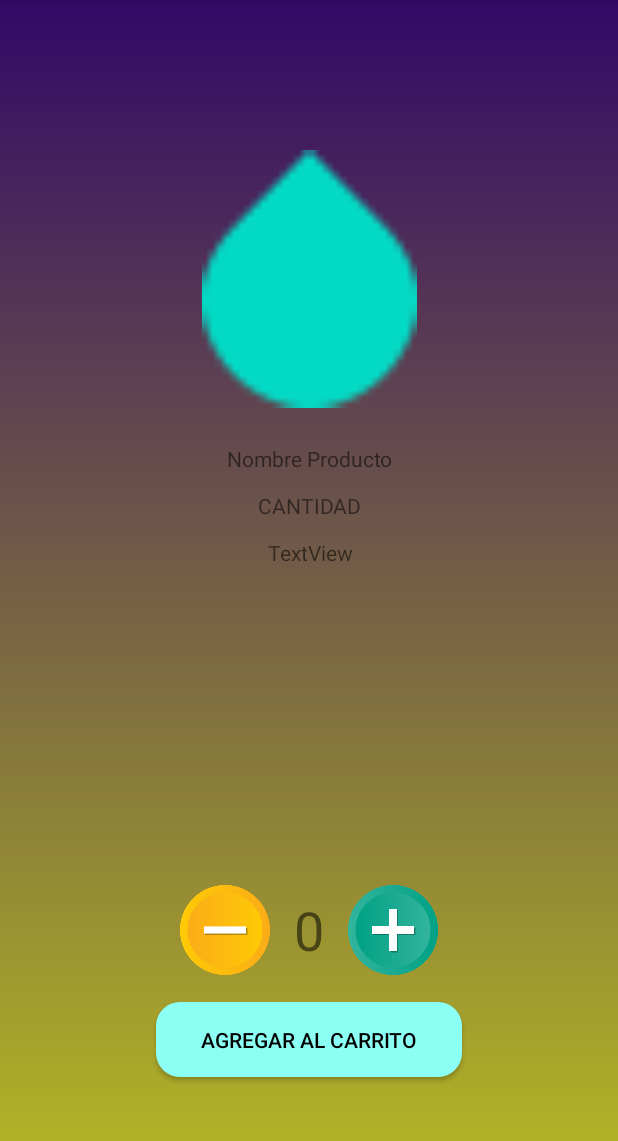
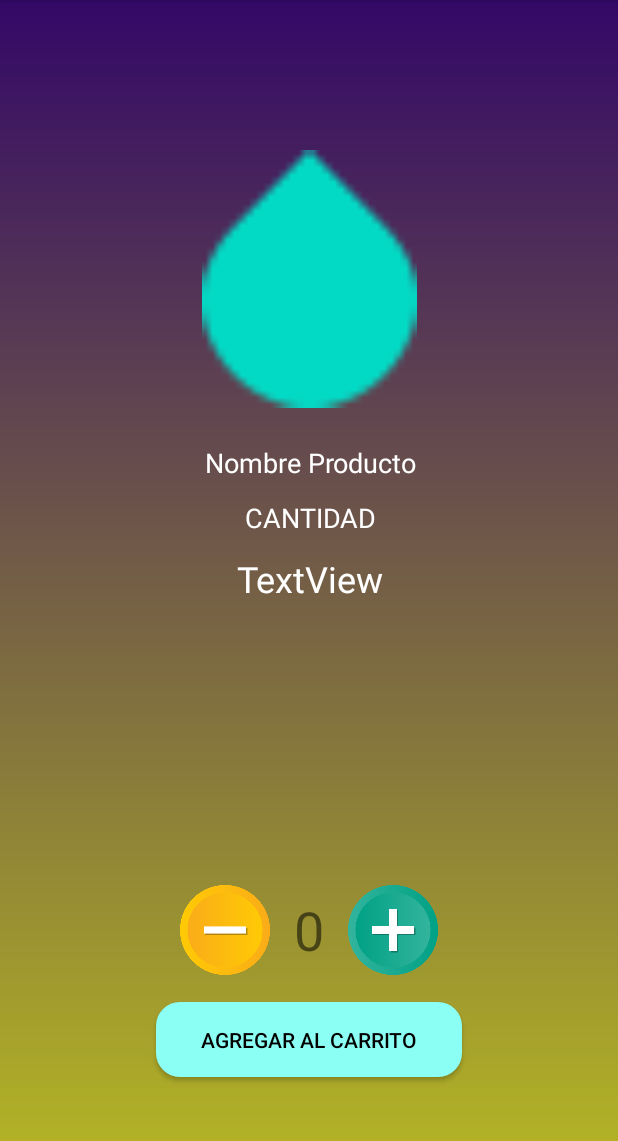
Before and after one commit to Bayola/VengApp-Veci, an Android app: the DetalleProducto screen opened directly, with no data from a screen before it, on a phone screen of 412 x 824 dp, the part 84-1225 px from its top. Run offline under Robolectric (Android 15) with nearby library versions, the phone set to English and light mode, and no system bars; our stand-ins replace Firebase (no records; nobody signed in at launch, a user with empty details on screens opened directly); 1 statement that could not run was skipped.

Commit message:
arreglo xml detalle producto

```diff
--- a/app/src/main/res/layout/activity_detalle_producto.xml
+++ b/app/src/main/res/layout/activity_detalle_producto.xml
@@ -23,6 +23,10 @@
         android:layout_height="wrap_content"
         android:layout_marginTop="24dp"
         android:text="@string/textViewNombreP"
+        android:textAlignment="center"
+        android:textColor="#ffffff"
+        android:textColorHighlight="#000000"
+        android:textSize="18sp"
         app:layout_constraintEnd_toEndOf="@+id/imageViewProductoDetalleProducto"
         app:layout_constraintStart_toStartOf="@+id/imageViewProductoDetalleProducto"
         app:layout_constraintTop_toBottomOf="@+id/imageViewProductoDetalleProducto" />
@@ -44,6 +48,10 @@
         android:layout_height="wrap_content"
         android:layout_marginTop="12dp"
         android:text="@string/textViewCantidad"
+        android:textAlignment="center"
+        android:textColor="#ffffff"
+        android:textColorHighlight="#000000"
+        android:textSize="18sp"
         app:layout_constraintEnd_toEndOf="@+id/textViewNombreP"
         app:layout_constraintStart_toStartOf="@+id/textViewNombreP"
         app:layout_constraintTop_toBottomOf="@+id/textViewNombreP" />
@@ -87,6 +95,10 @@
         android:layout_height="wrap_content"
         android:layout_marginTop="12dp"
         android:text="TextView"
+        android:textAlignment="center"
+        android:textColor="#ffffff"
+        android:textColorHighlight="#000000"
+        android:textSize="24sp"
         app:layout_constraintEnd_toEndOf="@+id/textViewPrecioP"
         app:layout_constraintStart_toStartOf="@+id/textViewPrecioP"
         app:layout_constraintTop_toBottomOf="@+id/textViewPrecioP" />
```
